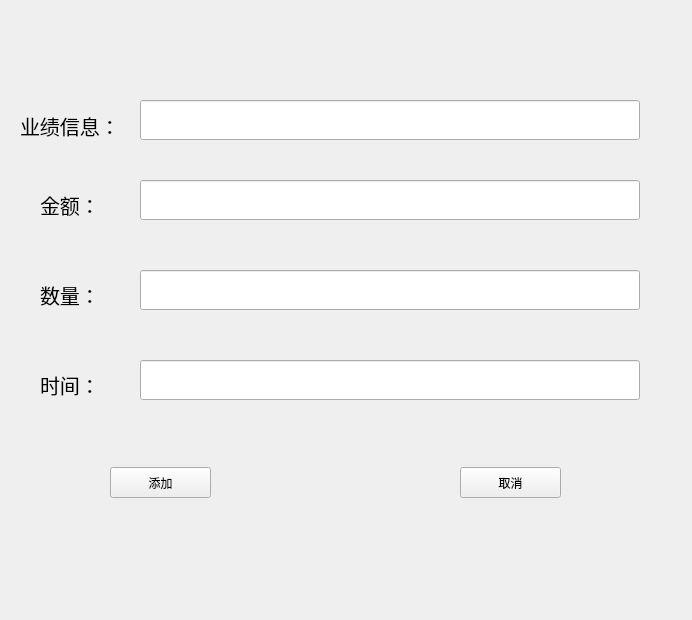
Qt form resources/ui/adddetailperWindow.ui (holyswordZZQ/TPSES) before a commit.
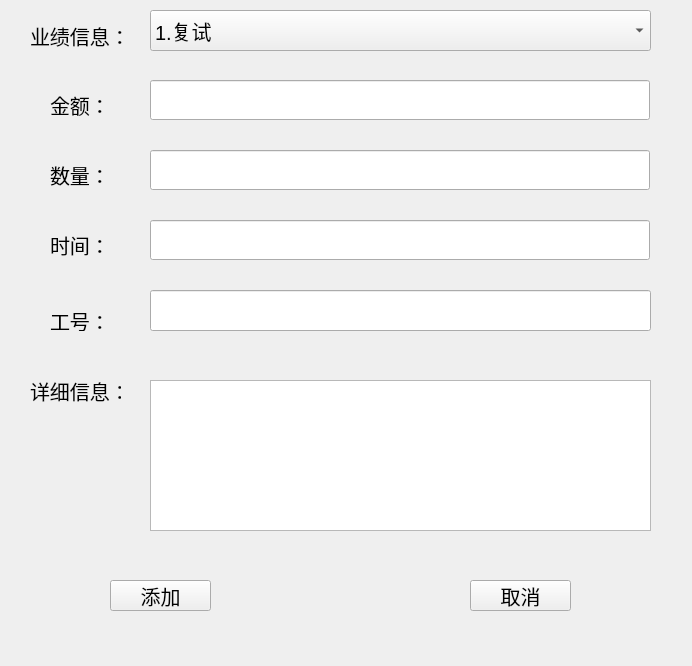
The same form after that commit.

What changed in the file:
```diff
--- a/resources/ui/adddetailperWindow.ui
+++ b/resources/ui/adddetailperWindow.ui
@@ -7,17 +7,22 @@
     <x>0</x>
     <y>0</y>
     <width>692</width>
-    <height>620</height>
+    <height>666</height>
    </rect>
   </property>
+  <property name="font">
+   <font>
+    <pointsize>15</pointsize>
+   </font>
+  </property>
   <property name="windowTitle">
    <string>Form</string>
   </property>
   <widget class="QLabel" name="label">
    <property name="geometry">
     <rect>
-     <x>20</x>
-     <y>110</y>
+     <x>30</x>
+     <y>20</y>
      <width>111</width>
      <height>31</height>
     </rect>
@@ -34,8 +39,8 @@
   <widget class="QLabel" name="label_2">
    <property name="geometry">
     <rect>
-     <x>40</x>
-     <y>190</y>
+     <x>50</x>
+     <y>90</y>
      <width>90</width>
      <height>30</height>
     </rect>
@@ -52,8 +57,8 @@
   <widget class="QLabel" name="label_3">
    <property name="geometry">
     <rect>
-     <x>40</x>
-     <y>280</y>
+     <x>50</x>
+     <y>160</y>
      <width>90</width>
      <height>30</height>
     </rect>
@@ -70,8 +75,8 @@
   <widget class="QLabel" name="label_4">
    <property name="geometry">
     <rect>
-     <x>40</x>
-     <y>370</y>
+     <x>50</x>
+     <y>230</y>
      <width>90</width>
      <height>30</height>
     </rect>
@@ -85,21 +90,11 @@
     <string>时间：</string>
    </property>
   </widget>
-  <widget class="QLineEdit" name="perforEdit">
-   <property name="geometry">
-    <rect>
-     <x>140</x>
-     <y>100</y>
-     <width>500</width>
-     <height>40</height>
-    </rect>
-   </property>
-  </widget>
   <widget class="QLineEdit" name="moneyEdit">
    <property name="geometry">
     <rect>
-     <x>140</x>
-     <y>180</y>
+     <x>150</x>
+     <y>80</y>
      <width>500</width>
      <height>40</height>
     </rect>
@@ -108,8 +103,8 @@
   <widget class="QLineEdit" name="numEdit">
    <property name="geometry">
     <rect>
-     <x>140</x>
-     <y>270</y>
+     <x>150</x>
+     <y>150</y>
      <width>500</width>
      <height>40</height>
     </rect>
@@ -118,8 +113,8 @@
   <widget class="QLineEdit" name="timeEdit">
    <property name="geometry">
     <rect>
-     <x>140</x>
-     <y>360</y>
+     <x>150</x>
+     <y>220</y>
      <width>500</width>
      <height>40</height>
     </rect>
@@ -129,7 +124,7 @@
    <property name="geometry">
     <rect>
      <x>110</x>
-     <y>467</y>
+     <y>580</y>
      <width>101</width>
      <height>31</height>
     </rect>
@@ -141,8 +136,8 @@
   <widget class="QPushButton" name="cancelButton">
    <property name="geometry">
     <rect>
-     <x>460</x>
-     <y>467</y>
+     <x>470</x>
+     <y>580</y>
      <width>101</width>
      <height>31</height>
     </rect>
@@ -151,6 +146,87 @@
     <string>取消</string>
    </property>
   </widget>
+  <widget class="QLabel" name="label_5">
+   <property name="geometry">
+    <rect>
+     <x>30</x>
+     <y>370</y>
+     <width>91</width>
+     <height>41</height>
+    </rect>
+   </property>
+   <property name="text">
+    <string>详细信息：</string>
+   </property>
+  </widget>
+  <widget class="QTextEdit" name="detailInfoEdit">
+   <property name="geometry">
+    <rect>
+     <x>150</x>
+     <y>380</y>
+     <width>501</width>
+     <height>151</height>
+    </rect>
+   </property>
+  </widget>
+  <widget class="QLabel" name="label_6">
+   <property name="geometry">
+    <rect>
+     <x>50</x>
+     <y>310</y>
+     <width>54</width>
+     <height>21</height>
+    </rect>
+   </property>
+   <property name="text">
+    <string>工号：</string>
+   </property>
+  </widget>
+  <widget class="QLineEdit" name="idEdit">
+   <property name="geometry">
+    <rect>
+     <x>150</x>
+     <y>290</y>
+     <width>501</width>
+     <height>41</height>
+    </rect>
+   </property>
+  </widget>
+  <widget class="QComboBox" name="perforBox">
+   <property name="geometry">
+    <rect>
+     <x>150</x>
+     <y>10</y>
+     <width>501</width>
+     <height>41</height>
+    </rect>
+   </property>
+   <item>
+    <property name="text">
+     <string>1.复试</string>
+    </property>
+   </item>
+   <item>
+    <property name="text">
+     <string>2.预答辩</string>
+    </property>
+   </item>
+   <item>
+    <property name="text">
+     <string>3.试卷出题</string>
+    </property>
+   </item>
+   <item>
+    <property name="text">
+     <string>4.论文评审</string>
+    </property>
+   </item>
+   <item>
+    <property name="text">
+     <string>5.其他</string>
+    </property>
+   </item>
+  </widget>
  </widget>
  <resources/>
  <connections/>
```
